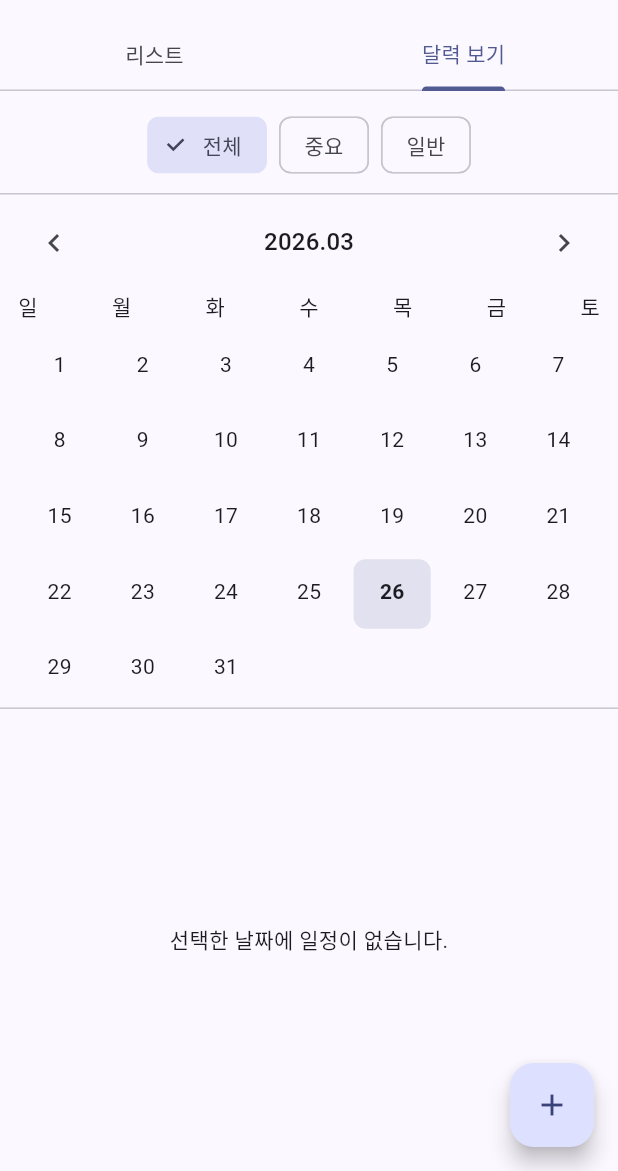
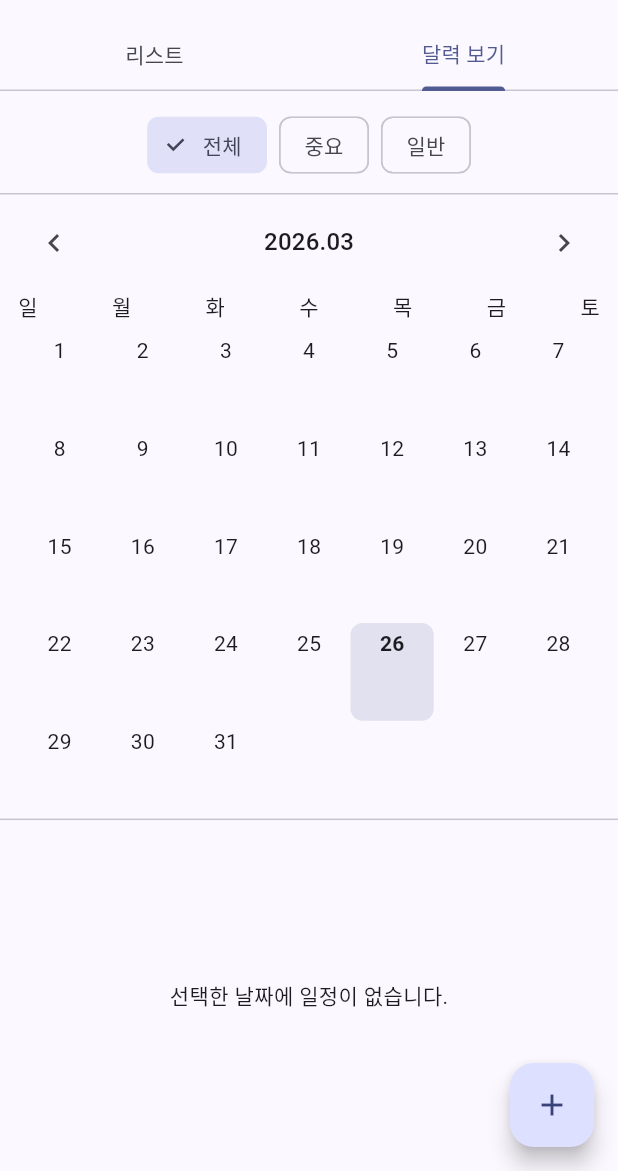
Before and after one commit to Jaesub/FamilyApp, a Flutter app: the SchedulePage screen opened directly with empty values, tab 2 chosen, on a phone screen of 412 x 824 dp, the part 65-1236 px from its top. Run offline on Flutter 3.47's test engine with Material 3 defaults, Android fonts, the light colour scheme and no system bars; accounts and stored records are empty.

Commit message:
feat: calendar tab 일정 표기 수정(일정 2줄 및 +N 표기)

```diff
--- a/lib/schedule/schedule_calendar_tab.dart
+++ b/lib/schedule/schedule_calendar_tab.dart
@@ -26,7 +26,9 @@ class _ScheduleCalendarTabState extends State<ScheduleCalendarTab> {
 
   // 추가: 해당 날짜에 일정이 있는지(점 표시 여부)
   bool _hasEvent(DateTime day) {
-    return widget.controller.eventsOn(day, widget.filter).isNotEmpty;
+    final events = widget.controller.all; // 🔥 전체 이벤트
+
+    return events.any((e) => _isInRange(day, e.start, e.end));
   }
 
   DateTime _firstDayOfMonth(DateTime d) => DateTime(d.year, d.month, 1);
@@ -44,13 +46,109 @@ class _ScheduleCalendarTabState extends State<ScheduleCalendarTab> {
   bool _hasImportantEvent(DateTime day) {
     // final events = widget.controller.eventsOn(day, widget.filter);
     // 필터 무시하고 중요 여부만 확인하는 버전
-    final events = widget.controller.eventsOn(day, ScheduleCategory.all);
+    // final events = widget.controller.eventsOn(day, ScheduleCategory.all);
+    final events = widget.controller.all;
 
     // 필터가 important가 아니더라도,
     // day에 important 일정이 있으면 true로 표시하고 싶으면 아래처럼 하면 됨.
     // (현재 filter가 all/important/etc에 따라 eventsOn 결과가 달라지므로,
     //  "항상 important를 표시"하고 싶으면 filter를 ScheduleCategory.all로 조회해야 함)
-    return events.any((e) => e.category == ScheduleCategory.important);
+    // return events.any((e) => e.category == ScheduleCategory.important);
+    return events.any((e) =>
+    e.category == ScheduleCategory.important &&
+        _isInRange(day, e.start, e.end));
+  }
+
+  bool _isSameDay(DateTime a, DateTime b) {
+    return a.year == b.year && a.month == b.month && a.day == b.day;
+  }
+
+  bool _isInRange(DateTime day, DateTime start, DateTime? end) {
+    final d = DateTime(day.year, day.month, day.day);
+    final s = DateTime(start.year, start.month, start.day);
+    final e = end != null
+        ? DateTime(end.year, end.month, end.day)
+        : s;
+
+    return !d.isBefore(s) && !d.isAfter(e);
+  }
+
+  bool _isStartDay(DateTime day, ScheduleItem item) {
+    return _isSameDay(day, item.start);
+  }
+
+  // 달력에 리스트 불러와서 뿌리기
+  List<ScheduleItem> _findEventsForDay(DateTime day) {
+    final events = widget.controller.all
+        .where((e) => _isInRange(day, e.start, e.end))
+        .toList();
+
+    // 고정 먼저, 그 다음 중요, 그 다음 시작일 순
+    events.sort((a, b) {
+      final pinnedCompare = (b.pinned ? 1 : 0) - (a.pinned ? 1 : 0);
+      if (pinnedCompare != 0) return pinnedCompare;
+
+      final importantCompare =
+          (b.category == ScheduleCategory.important ? 1 : 0) -
+              (a.category == ScheduleCategory.important ? 1 : 0);
+      if (importantCompare != 0) return importantCompare;
+
+      return a.start.compareTo(b.start);
+    });
+
+    return events;
+  }
+
+  bool _isEndDay(DateTime day, ScheduleItem item) {
+    final end = item.end ?? item.start;
+    return _isSameDay(day, end);
+  }
+
+  bool _isSingleDayEvent(ScheduleItem item) {
+    return item.end == null || _isSameDay(item.start, item.end!);
+  }
+
+  Widget _buildEventBar({
+    required DateTime date,
+    required ScheduleItem event,
+    required bool isImportant,
+  }) {
+    final color = isImportant ? Colors.redAccent : Colors.grey;
+
+    if (_isSingleDayEvent(event)) {
+      return Container(
+        margin: const EdgeInsets.only(top: 4),
+        width: 18,
+        height: 4,
+        decoration: BoxDecoration(
+          color: color,
+          borderRadius: BorderRadius.circular(6),
+        ),
+      );
+    }
+
+    final isStart = _isStartDay(date, event);
+    final isEnd = _isEndDay(date, event);
+
+    BorderRadius radius = BorderRadius.zero;
+
+    if (isStart && isEnd) {
+      radius = BorderRadius.circular(6); // 하루짜리
+    } else if (isStart) {
+      radius = const BorderRadius.horizontal(left: Radius.circular(6));
+    } else if (isEnd) {
+      radius = const BorderRadius.horizontal(right: Radius.circular(6));
+    }
+
+    return Container(
+      margin: const EdgeInsets.only(top: 4, left: 0, right: 0),//(top: 4),
+      width: double.infinity,//24,
+      height: 6,
+      decoration: BoxDecoration(
+        color: color,
+        borderRadius: radius,
+      ),
+    );
   }
 
   @override
@@ -108,7 +206,9 @@ class _ScheduleCalendarTabState extends State<ScheduleCalendarTab> {
           padding: const EdgeInsets.symmetric(horizontal: 12),
           gridDelegate: const SliverGridDelegateWithFixedCrossAxisCount(
             crossAxisCount: 7,
-            childAspectRatio: 1.1,
+            childAspectRatio: 0.85,
+            mainAxisSpacing: 0,
+            crossAxisSpacing: 0,
           ),
           itemCount: startWeekday + daysCount,
           itemBuilder: (context, index) {
@@ -122,14 +222,21 @@ class _ScheduleCalendarTabState extends State<ScheduleCalendarTab> {
                     date.month == _selectedDay.month &&
                     date.day == _selectedDay.day;
 
-            final hasEvent = _hasEvent(date);
-            final hasImportant = _hasImportantEvent(date);  // 추가
-            final dotSize = hasImportant ? 7.0 : 6.0;       // 추가
+            // final hasEvent = _hasEvent(date);
+            // final hasImportant = _hasImportantEvent(date);  // 추가
+            // final event = _findEventForDay(date);
+            // final hasEvent = event != null;
+            // final hasImportant = event?.category == ScheduleCategory.important;
+            // final dotSize = hasImportant ? 7.0 : 6.0;       // 추가
+            final dayEvents = _findEventsForDay(date);
+            final hasEvent = dayEvents.isNotEmpty;
+            final visibleEvents = dayEvents.take(2).toList();
+            final hiddenCount = dayEvents.length - visibleEvents.length;
 
             return GestureDetector(
               onTap: () => setState(() => _selectedDay = date),
               child: Container(
-                margin: const EdgeInsets.all(2),
+                margin: EdgeInsets.zero,
                 decoration: BoxDecoration(
                   color: selected
                       ? Theme.of(context).colorScheme.primary.withOpacity(0.15)
@@ -137,22 +244,36 @@ class _ScheduleCalendarTabState extends State<ScheduleCalendarTab> {
                   borderRadius: BorderRadius.circular(8),
                 ),
                 child: Column(
-                  mainAxisAlignment: MainAxisAlignment.center,
                   children: [
-                    Text(
-                      '$day',
-                      style: TextStyle(
-                        fontWeight: selected ? FontWeight.bold : FontWeight.normal,
+                    Padding(
+                      padding: const EdgeInsets.only(top: 4),
+                      child: Text(
+                        '$day',
+                        style: TextStyle(
+                          fontWeight: selected ? FontWeight.bold : FontWeight.normal,
+                        ),
                       ),
                     ),
                     const SizedBox(height: 4),
+
                     if (hasEvent)
-                      Container(
-                        width: dotSize,
-                        height: dotSize,
-                        decoration: BoxDecoration(
-                          shape: BoxShape.circle,
-                          color: hasImportant ? Colors.redAccent : Colors.grey, // 중요=빨강, 일반=회색
+                      ...visibleEvents.map(
+                            (event) => Padding(
+                          padding: const EdgeInsets.only(top: 2),
+                          child: _buildEventBar(
+                            date: date,
+                            event: event,
+                            isImportant: event.category == ScheduleCategory.important,
+                          ),
+                        ),
+                      ),
+
+                    if (hiddenCount > 0)
+                      Padding(
+                        padding: const EdgeInsets.only(top: 2),
+                        child: Text(
+                          '+$hiddenCount',
+                          style: const TextStyle(fontSize: 10),
                         ),
                       ),
                   ],
```
